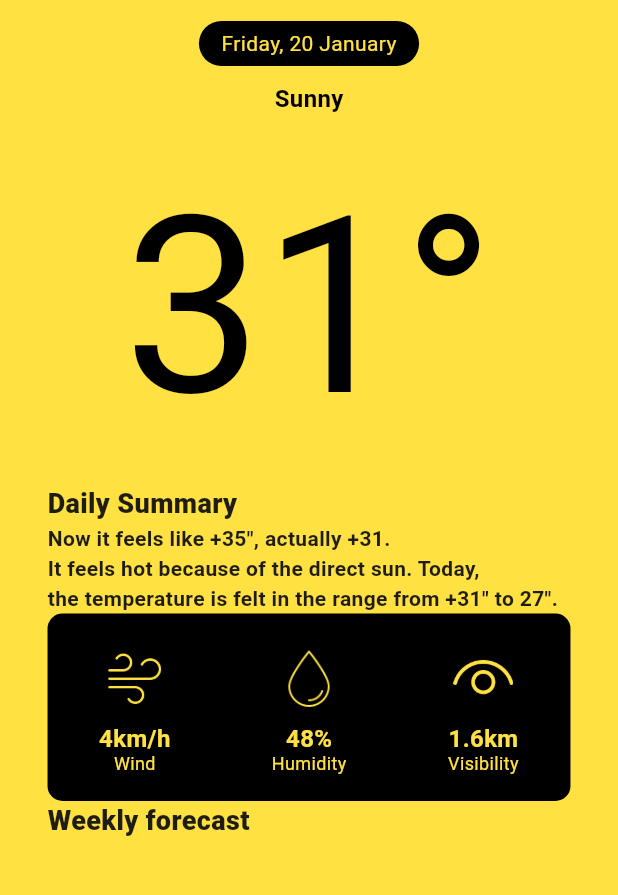
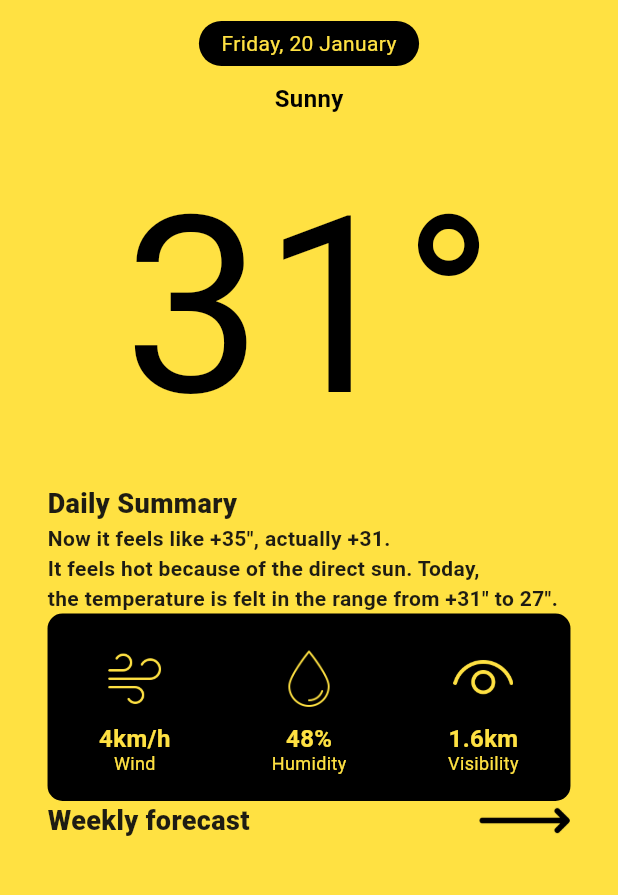
Before and after one commit to tortamque/Weathque, a Flutter app: the screen it shows after launch, on a phone screen of 412 x 824 dp, the part 63-958 px from its top. Run offline on Flutter 3.47's test engine with Material 2 defaults, Android fonts, the phone set to English and light mode, and no system bars.

Commit message:
Create WeeklyForecastHeader widget

```diff
--- /dev/null
+++ b/lib/features/app/presentation/widgets/Texts/weekly_forecast_header.dart
@@ -0,0 +1,17 @@
+import 'package:flutter/material.dart';
+import 'package:weathque/features/app/presentation/widgets/texts/header.dart';
+
+class WeeklyForecastHeader extends StatelessWidget {
+  const WeeklyForecastHeader({super.key});
+
+  @override
+  Widget build(BuildContext context) {
+    return Row(
+      mainAxisAlignment: MainAxisAlignment.spaceBetween,
+      children: [
+        const Header(text: "Weekly forecast"),
+        Image.asset("assets/icons/arrow.png", height: 17.5)
+      ],
+    );
+  }
+}
--- a/lib/features/app/presentation/widgets/core/menu.dart
+++ b/lib/features/app/presentation/widgets/core/menu.dart
@@ -5,6 +5,7 @@ import 'package:weathque/features/app/presentation/widgets/texts/header.dart';
 import 'package:weathque/features/app/presentation/widgets/texts/date.dart';
 import 'package:weathque/features/app/presentation/widgets/texts/summary_text.dart';
 import 'package:weathque/features/app/presentation/widgets/texts/temperature.dart';
+import 'package:weathque/features/app/presentation/widgets/texts/weekly_forecast_header.dart';
 
 
 class Menu extends StatelessWidget {
@@ -23,7 +24,7 @@ class Menu extends StatelessWidget {
           const Header(text: "Daily Summary"),
           const SummaryText(text: "Now it feels like +35\", actually +31.\nIt feels hot because of the direct sun. Today,\nthe temperature is felt in the range from +31\" to 27\"."),
           const WeatherCard(),
-          const Header(text: "Weekly forecast"),
+          const WeeklyForecastHeader(),
         ],
       ),
     );
```
